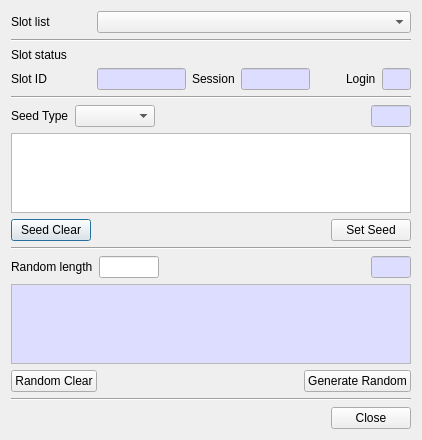
Qt form CryptokiMan/rand_dlg.ui (jykim74/CryptokiMan) before a commit.
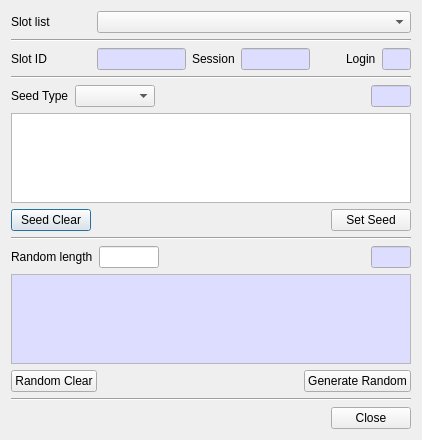
The same form after that commit.

The edit to the form file:
```diff
--- a/CryptokiMan/rand_dlg.ui
+++ b/CryptokiMan/rand_dlg.ui
@@ -51,13 +51,6 @@
      </property>
     </widget>
    </item>
-   <item>
-    <widget class="QLabel" name="label_2">
-     <property name="text">
-      <string>Slot status</string>
-     </property>
-    </widget>
-   </item>
    <item>
     <layout class="QHBoxLayout" name="horizontalLayout">
      <property name="bottomMargin">
```
